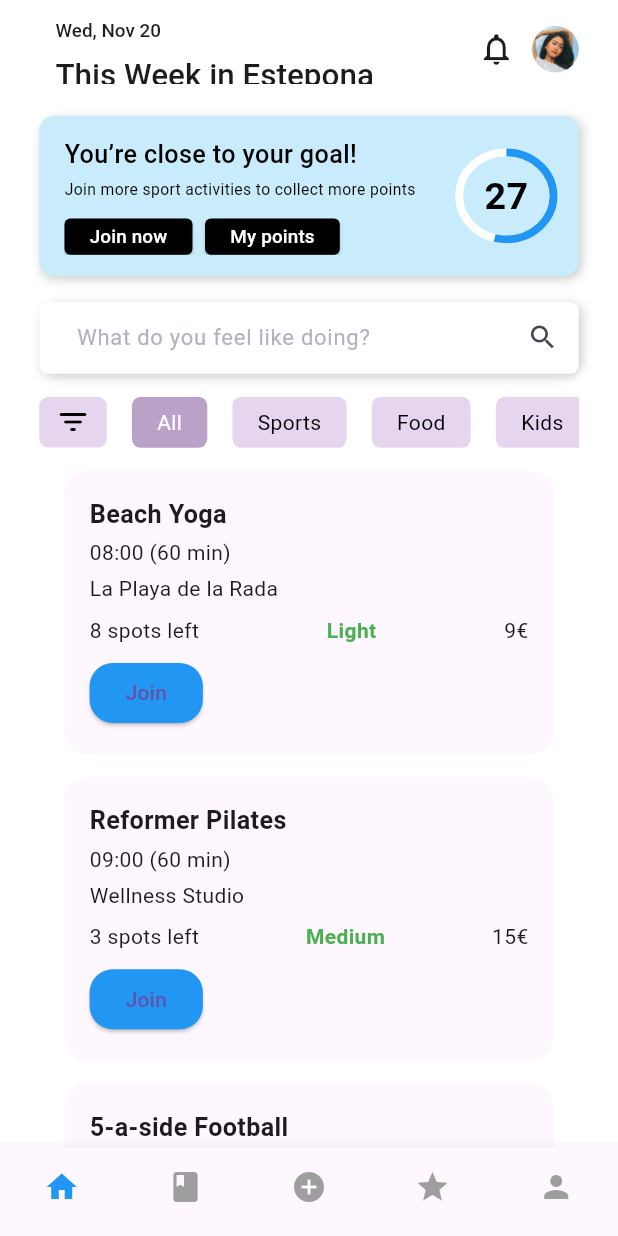
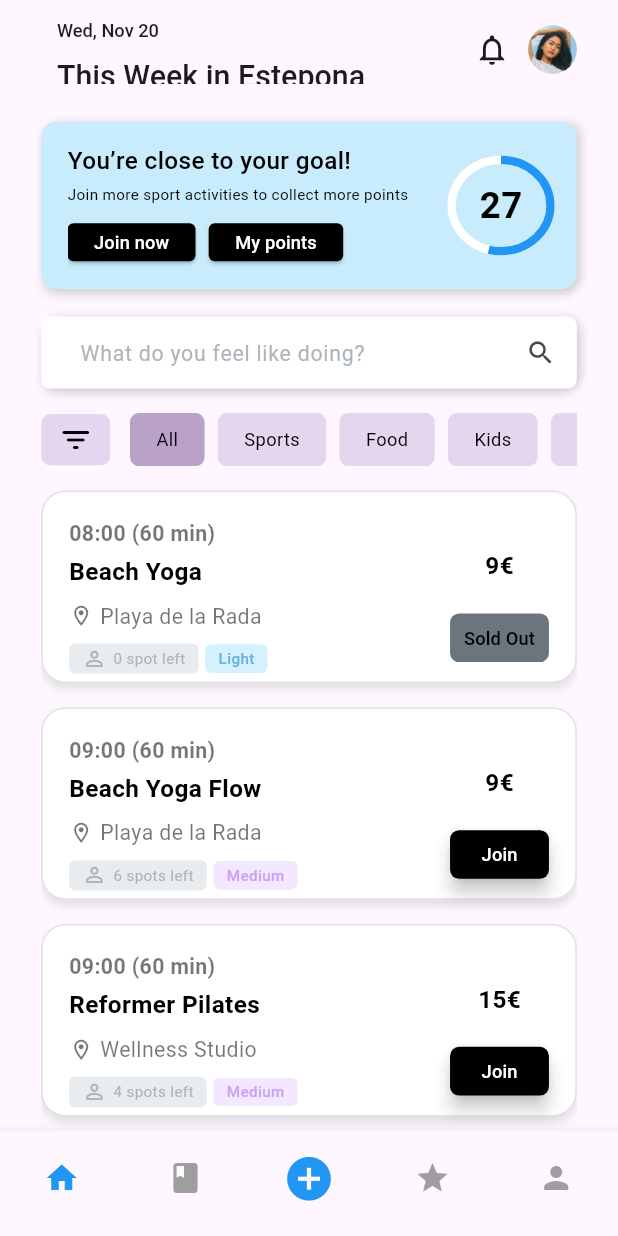
Before and after one commit to PollyV1/Townsquare, a Flutter app: the screen it shows after launch, on a phone screen of 412 x 824 dp. Run offline on Flutter 3.47's test engine with Material 3 defaults, Android fonts, the phone set to English and light mode, and no system bars; our stand-ins replace flutter_screenutil; Roboto replaces fonts that are missing (SF Pro Display).

Commit message:
updated activities card

```diff
--- a/lib/Constants/AppColor.dart
+++ b/lib/Constants/AppColor.dart
@@ -14,7 +14,47 @@ class HexColor extends Color {
 
 class AppColors {
   static Color blueBanner = HexColor("#c8ecfc");
-  static Color greyText = HexColor("#ADB5BD");
+  static Color greenButton = HexColor("#d8f7df");
+  static Color greyText = HexColor("#adb5bd");
+  static Color darkerGrey = HexColor("#6c757d");
+  static Color greyBackground = HexColor("#e9ecef");
   static Color selectedPurple = HexColor("#baa1c8");
   static Color notSelectedPurple = HexColor("#e5d5ee");
+  static Color blueButton = HexColor("#d5f1ff");
+  static Color purpleButton = HexColor("#f3e8ff");
+  static Color orangeButton = HexColor("#ffead1");
+  static Color blueFont = HexColor("#65b5db");
+  static Color purpleFont = HexColor("#c9a4f2");
+  static Color orangeFont = HexColor("#dc974f");
+  static Color greenFont = HexColor("#8ab58a");
 }
+
+Color getIntensityColor(String intensity) {
+  switch (intensity.toLowerCase()) {
+    case 'very high':
+      return Colors.red;
+    case 'high':
+      return AppColors.orangeButton;
+    case 'medium':
+      return AppColors.purpleButton;
+    case 'light':
+      return AppColors.blueButton;
+    default:
+      return Colors.grey; // Fallback color
+  }
+}
+
+Color getFontColor(String intensity) {
+  switch (intensity.toLowerCase()) {
+    case 'very high':
+      return const Color.fromARGB(255, 102, 14, 8);
+    case 'high':
+      return AppColors.orangeFont;
+    case 'medium':
+      return AppColors.purpleFont;
+    case 'light':
+      return AppColors.blueFont;
+    default:
+      return Colors.black; // Fallback color
+  }
+}
--- /dev/null
+++ b/lib/Constants/sample_data.dart
@@ -0,0 +1,126 @@
+final List<String> categories = ['All', 'Sports', 'Food', 'Kids', 'Creative'];
+final List<Map<String, dynamic>> activities = [
+  // Early Morning
+  {
+    'title': 'Beach Yoga',
+    'time': '08:00 (60 min)',
+    'location': 'Playa de la Rada',
+    'price': '9€',
+    'spots': '0 spot left',
+    'intensity': 'Light',
+    'available': false,
+    'category': 'Early Morning',
+    'description': 'Perfect sunrise session',
+    'instructor': 'Maria',
+    'type': 'Outdoor session',
+    'childcare': false,
+  },
+  {
+    'title': 'Beach Yoga Flow',
+    'time': '09:00 (60 min)',
+    'location': 'Playa de la Rada',
+    'price': '9€',
+    'spots': '6 spots left',
+    'intensity': 'Medium',
+    'available': true,
+    'category': 'Early Morning',
+    'description': 'Coffee meetup after',
+    'instructor': 'Maria',
+    'type': 'Outdoor session',
+    'childcare': false,
+  },
+  {
+    'title': 'Reformer Pilates',
+    'time': '09:00 (60 min)',
+    'location': 'Wellness Studio',
+    'price': '15€',
+    'spots': '4 spots left',
+    'intensity': 'Medium',
+    'available': true,
+    'childcare': false,
+    'category': 'Early Morning',
+    'instructor': 'Ana',
+  },
+  // Lunch Time Energy
+  {
+    'title': '5-a-side Football',
+    'time': '12:30 (45 min)',
+    'location': 'Sports Center',
+    'price': '19€',
+    'spots': '4 spots left',
+    'intensity': 'High',
+    'available': true,
+    'childcare': true,
+    'category': 'Lunch Time Energy',
+    'description': 'All levels welcome',
+    'instructor': 'Carlos',
+  },
+  {
+    'title': 'Outdoor HYROX',
+    'time': '12:30 (45 min)',
+    'location': 'Beach Training Area',
+    'price': '19€',
+    'spots': '6 spots left',
+    'intensity': 'Very High',
+    'available': false,
+    'childcare': true,
+    'category': 'Lunch Time Energy',
+    'description': 'Functional fitness',
+    'instructor': 'James',
+    'type': 'Outdoor session',
+  },
+  {
+    'title': '5-a-side Football',
+    'time': '13:15 (45 min)',
+    'location': 'Sports Center',
+    'price': '19€',
+    'spots': '3 spots left',
+    'intensity': 'High',
+    'available': true,
+    'childcare': true,
+    'category': 'Lunch Time Energy',
+    'description': 'Competitive group',
+    'instructor': 'Carlos',
+  },
+  {
+    'title': 'MMA Outdoors',
+    'time': '13:15 (45 min)',
+    'location': 'Beach Training Area',
+    'price': '19€',
+    'spots': '5 spots left',
+    'intensity': 'High',
+    'available': true,
+    'childcare': true,
+    'category': 'Lunch Time Energy',
+    'description': 'Beginner friendly',
+    'instructor': 'Mike',
+    'type': 'Outdoor session',
+  },
+  // Afternoon & Evening
+  {
+    'title': 'Kids LEGO Club',
+    'time': '15:00 - 20:00',
+    'location': 'Creative Center',
+    'price': '10€/hour',
+    'spots': '8 spots left',
+    'intensity': 'Light',
+    'available': true,
+    'category': 'Afternoon & Evening',
+    'description': 'Workspace available • Drop-in available',
+    'instructor': 'Sofia',
+    'childcare': true,
+  },
+  {
+    'title': '5-a-side Football',
+    'time': '16:00 (60 min)',
+    'location': 'Sports Center',
+    'price': '19€',
+    'spots': '6 spots left',
+    'intensity': 'High',
+    'available': true,
+    'childcare': true,
+    'category': 'Afternoon & Evening',
+    'description': 'After school special',
+    'instructor': 'Carlos',
+  },
+];
--- a/lib/Modules/home_page.dart
+++ b/lib/Modules/home_page.dart
@@ -1,52 +1,36 @@
 import 'package:flutter/material.dart';
+import 'package:flutter/services.dart';
 import 'package:flutter_screenutil/flutter_screenutil.dart';
 import 'package:intl/intl.dart';
 import 'package:townsquare/Constants/AppColor.dart';
+import 'package:townsquare/Constants/sample_data.dart';
+import 'package:townsquare/Reusable%20Widgets/Activities_card.dart';
 
 class HomePage extends StatefulWidget {
   const HomePage({super.key});
 
   @override
+  // ignore: library_private_types_in_public_api
   _HomePageState createState() => _HomePageState();
 }
 
 class _HomePageState extends State<HomePage> {
-  final List<String> categories = ['All', 'Sports', 'Food', 'Kids', 'Creative'];
-
-  final List<Map<String, dynamic>> activities = [
-    {
-      'title': 'Beach Yoga',
-      'time': '08:00 (60 min)',
-      'location': 'La Playa de la Rada',
-      'price': '9€',
-      'spots': '8 spots left',
-      'intensity': 'Light',
-      'available': true,
-    },
-    {
-      'title': 'Reformer Pilates',
-      'time': '09:00 (60 min)',
-      'location': 'Wellness Studio',
-      'price': '15€',
-      'spots': '3 spots left',
-      'intensity': 'Medium',
-      'available': true,
-    },
-    {
-      'title': '5-a-side Football',
-      'time': '12:30 (45 min)',
-      'location': 'Municipal Sports Center',
-      'price': '19€',
-      'spots': 'Sold Out',
-      'intensity': 'High',
-      'available': false,
-    },
-  ];
-
   int selectedCategoryIndex = 0;
 
+  late Map<String, List<Map<String, dynamic>>> groupedActivities;
   @override
   Widget build(BuildContext context) {
+    final isDarkMode =
+        MediaQuery.of(context).platformBrightness == Brightness.dark;
+
+    // Update System UI Overlay Style based on theme
+    SystemChrome.setSystemUIOverlayStyle(
+      SystemUiOverlayStyle(
+        statusBarColor: Colors.transparent,
+        statusBarIconBrightness:
+            isDarkMode ? Brightness.light : Brightness.dark,
+      ),
+    );
     return Scaffold(
       extendBodyBehindAppBar: false,
       appBar: PreferredSize(
@@ -90,6 +74,15 @@ class _HomePageState extends State<HomePage> {
                 padding: EdgeInsets.only(top: 10.h),
                 child: Row(
                   children: [
+                    // IconButton(
+                    //   icon: Icon(
+                    //     widget.toggleTheme == ThemeMode.light
+                    //         ? Icons.dark_mode
+                    //         : Icons.light_mode,
+                    //     size: 24.sp,
+                    //   ),
+                    //   onPressed: widget.toggleTheme,
+                    // ),
                     IconButton(
                       icon:
                           Icon(Icons.notifications_none_outlined, size: 24.sp),
@@ -317,7 +310,7 @@ class _HomePageState extends State<HomePage> {
                       itemCount: categories.length,
                       itemBuilder: (context, index) {
                         return Padding(
-                          padding: EdgeInsets.symmetric(horizontal: 8.w),
+                          padding: EdgeInsets.symmetric(horizontal: 4.w),
                           child: GestureDetector(
                             onTap: () {
                               setState(() {
@@ -337,9 +330,8 @@ class _HomePageState extends State<HomePage> {
                                 child: Text(
                                   categories[index],
                                   style: TextStyle(
-                                    color: selectedCategoryIndex == index
-                                        ? Colors.white
-                                        : Colors.black,
+                                    fontSize: 12.sp,
+                                    color: Colors.black,
                                   ),
                                 ),
                               ),
@@ -348,70 +340,30 @@ class _HomePageState extends State<HomePage> {
                         );
                       },
                     ),
-                  ),
+                  )
                 ],
               ),
-            ), // Activities List
+            ),
+            // Activities List
             Expanded(
               child: ListView.builder(
                 itemCount: activities.length,
                 itemBuilder: (context, index) {
                   final activity = activities[index];
-                  return Container(
-                    margin:
-                        EdgeInsets.symmetric(horizontal: 16.w, vertical: 8.h),
-                    padding: EdgeInsets.all(16.w),
-                    decoration: BoxDecoration(
-                      color: Theme.of(context).cardColor,
-                      borderRadius: BorderRadius.circular(16.r),
-                    ),
-                    child: Column(
-                      crossAxisAlignment: CrossAxisAlignment.start,
-                      children: [
-                        Text(
-                          activity['title'],
-                          style: TextStyle(
-                            fontSize: 16.sp,
-                            fontWeight: FontWeight.bold,
-                          ),
-                        ),
-                        SizedBox(height: 4.h),
-                        Text(activity['time']),
-                        SizedBox(height: 4.h),
-                        Text(activity['location']),
-                        SizedBox(height: 8.h),
-                        Row(
-                          mainAxisAlignment: MainAxisAlignment.spaceBetween,
-                          children: [
-                            Text(activity['spots']),
-                            Text(
-                              activity['intensity'],
-                              style: TextStyle(
-                                color: activity['intensity'] == 'High'
-                                    ? Colors.red
-                                    : Colors.green,
-                                fontWeight: FontWeight.bold,
-                              ),
-                            ),
-                            Text(activity['price']),
-                          ],
-                        ),
-                        SizedBox(height: 8.h),
-                        ElevatedButton(
-                          onPressed: activity['available'] ? () {} : null,
-                          style: ElevatedButton.styleFrom(
-                            backgroundColor: activity['available']
-                                ? Colors.blue
-                                : Colors.grey,
-                            shape: RoundedRectangleBorder(
-                              borderRadius: BorderRadius.circular(16.r),
-                            ),
-                          ),
-                          child:
-                              Text(activity['available'] ? "Join" : "Sold Out"),
-                        ),
-                      ],
-                    ),
+                  return ActivityCard(
+                    title: activity['title'],
+                    time: activity['time'],
+                    location: activity['location'],
+                    spots: activity['spots'],
+                    intensity: activity['intensity'],
+                    price: activity['price'],
+                    available: activity['available'],
+                    childcare: activity['childcare'],
+                    onJoinPressed: activity['available']
+                        ? () {
+                            // Handle join logic here
+                          }
+                        : null,
                   );
                 },
               ),
@@ -423,7 +375,13 @@ class _HomePageState extends State<HomePage> {
         items: const [
           BottomNavigationBarItem(icon: Icon(Icons.home), label: ""),
           BottomNavigationBarItem(icon: Icon(Icons.book), label: ""),
-          BottomNavigationBarItem(icon: Icon(Icons.add_circle), label: ""),
+          BottomNavigationBarItem(
+              icon: Icon(
+                Icons.add_circle,
+                size: 35,
+                color: Colors.blue,
+              ),
+              label: ""),
           BottomNavigationBarItem(icon: Icon(Icons.star), label: ""),
           BottomNavigationBarItem(icon: Icon(Icons.person), label: ""),
         ],
--- /dev/null
+++ b/lib/Reusable Widgets/Activities_card.dart
@@ -0,0 +1,236 @@
+import 'package:flutter/material.dart';
+import 'package:flutter_screenutil/flutter_screenutil.dart';
+import 'package:townsquare/Constants/AppColor.dart';
+
+class ActivityCard extends StatelessWidget {
+  final String title;
+  final String time;
+  final String location;
+  final String spots;
+  final String intensity;
+  final String price;
+  final bool available;
+  final bool? childcare;
+  final VoidCallback? onJoinPressed;
+
+  const ActivityCard({
+    super.key,
+    required this.title,
+    required this.time,
+    required this.location,
+    required this.spots,
+    required this.intensity,
+    required this.price,
+    required this.available,
+    this.childcare,
+    this.onJoinPressed,
+  });
+
+  @override
+  Widget build(BuildContext context) {
+    bool isDarkMode = Theme.of(context).brightness == Brightness.dark;
+
+    return Container(
+      margin: EdgeInsets.symmetric(vertical: 8.h),
+      padding: EdgeInsets.all(16.w).copyWith(bottom: 5.h),
+      decoration: BoxDecoration(
+        color: isDarkMode ? Colors.black : Colors.white,
+        borderRadius: BorderRadius.circular(16.r),
+        border: isDarkMode
+            ? Border.all(color: Colors.white)
+            : Border.all(color: Colors.grey.withOpacity(0.3)),
+        boxShadow: isDarkMode
+            ? [] // No shadow in dark mode
+            : [
+                BoxShadow(
+                  color: Colors.black.withOpacity(0.1),
+                  offset: const Offset(0, 4), // Shadow position
+                  blurRadius: 4,
+                ),
+              ],
+      ),
+      child: Row(
+        mainAxisAlignment: MainAxisAlignment.spaceBetween,
+        children: [
+          // Left Section
+          Expanded(
+            child: Column(
+              crossAxisAlignment: CrossAxisAlignment.start,
+              children: [
+                Text(
+                  time,
+                  style: TextStyle(
+                      fontSize: 14.sp,
+                      color: isDarkMode ? Colors.white : Colors.black54,
+                      fontWeight: FontWeight.w700),
+                ),
+                SizedBox(height: 4.h),
+                Text(
+                  title,
+                  style: TextStyle(
+                    fontSize: 16.sp,
+                    fontWeight: FontWeight.w600,
+                    color: isDarkMode ? Colors.white : Colors.black,
+                  ),
+                ),
+                SizedBox(height: 8.h),
+                Row(
+                  children: [
+                    Icon(
+                      Icons.location_on_outlined,
+                      size: 16.sp,
+                      color: isDarkMode ? AppColors.greyText : Colors.black54,
+                    ),
+                    SizedBox(width: 4.w),
+                    Text(
+                      location,
+                      style: TextStyle(
+                        fontSize: 14.sp,
+                        color: isDarkMode ? Colors.white70 : Colors.black54,
+                      ),
+                    ),
+                  ],
+                ),
+                SizedBox(height: 8.h),
+                Row(
+                  children: [
+                    // Spots
+                    Container(
+                      padding:
+                          EdgeInsets.symmetric(vertical: 2.h, horizontal: 8.w),
+                      decoration: BoxDecoration(
+                        color: isDarkMode
+                            ? AppColors.darkerGrey
+                            : AppColors.greyBackground,
+                        borderRadius: BorderRadius.circular(4.r),
+                      ),
+                      child: Row(
+                        children: [
+                          Icon(
+                            Icons.person_outline,
+                            size: 16.sp,
+                            color: isDarkMode
+                                ? Colors.white70
+                                : AppColors.greyText,
+                          ),
+                          SizedBox(width: 4.w),
+                          Text(
+                            spots,
+                            style: TextStyle(
+                              fontSize: 10.sp,
+                              color: isDarkMode
+                                  ? Colors.white70
+                                  : AppColors.greyText,
+                            ),
+                          ),
+                        ],
+                      ),
+                    ),
+                    SizedBox(width: 4.w),
+                    // Intensity
+                    Container(
+                      padding:
+                          EdgeInsets.symmetric(vertical: 2.h, horizontal: 8.w),
+                      decoration: BoxDecoration(
+                        color: getIntensityColor(intensity),
+                        borderRadius: BorderRadius.circular(4.r),
+                      ),
+                      child: Text(
+                        intensity,
+                        style: TextStyle(
+                          fontSize: 10.sp,
+                          fontWeight: FontWeight.w500,
+                          color: getFontColor(intensity),
+                        ),
+                      ),
+                    ),
+                    if (childcare == true) ...[
+                      SizedBox(width: 4.w),
+                      // Childcare
+                      Container(
+                        padding: EdgeInsets.symmetric(
+                            vertical: 2.h, horizontal: 8.w),
+                        decoration: BoxDecoration(
+                          color: AppColors.greenButton,
+                          borderRadius: BorderRadius.circular(4.r),
+                        ),
+                        child: Text(
+                          "Childcare",
+                          style: TextStyle(
+                            fontSize: 10.sp,
+                            fontWeight: FontWeight.w500,
+                            color: AppColors.greenFont,
+                          ),
+                        ),
+                      ),
+                    ],
+                  ],
+                ),
+              ],
+            ),
+          ),
+          // Right Section
+          Padding(
+            padding: EdgeInsets.only(top: 20.h),
+            child: Column(
+              children: [
+                Text(
+                  price,
+                  style: TextStyle(
+                    fontSize: 16.sp,
+                    fontWeight: FontWeight.w600,
+                    color: isDarkMode ? Colors.white : Colors.black,
+                  ),
+                ),
+                SizedBox(height: 12.h),
+                ElevatedButton(
+                  onPressed: available ? onJoinPressed : null,
+                  style: ElevatedButton.styleFrom(
+                    // Remove backgroundColor here
+                    shape: RoundedRectangleBorder(
+                      borderRadius: BorderRadius.circular(6.r),
+                    ),
+                    minimumSize: Size(60.w, 32.h),
+                    padding: EdgeInsets.zero,
+                    elevation: 5, // Optional: Adds a shadow when pressed
+                  ).copyWith(
+                    backgroundColor: WidgetStateProperty.resolveWith<Color>(
+                      (Set<WidgetState> states) {
+                        if (states.contains(WidgetState.pressed)) {
+                          // Highlight color when pressed
+                          return isDarkMode
+                              ? AppColors.darkerGrey
+                                  .withOpacity(0.1) // Dark mode pressed
+                              : Colors.white
+                                  .withOpacity(0.1); // Light mode pressed
+                        }
+                        return available
+                            ? (isDarkMode ? Colors.white : Colors.black)
+                            : (isDarkMode
+                                ? AppColors.darkerGrey
+                                : AppColors.darkerGrey);
+                      },
+                    ),
+                  ),
+                  child: Text(
+                    available ? "Join" : "Sold Out",
+                    style: TextStyle(
+                      fontSize: 12.sp,
+                      color: available
+                          ? (isDarkMode
+                              ? Colors.black // Dark mode & available
+                              : Colors.white) // Light mode & available
+                          : (isDarkMode
+                              ? Colors.white // Dark mode & not available
+                              : Colors.black), // Light mode & not available
+                    ),
+                  ),
+                )
+              ],
+            ),
+          ),
+        ],
+      ),
+    );
+  }
+}
--- a/lib/main.dart
+++ b/lib/main.dart
@@ -12,27 +12,14 @@ class MyApp extends StatelessWidget {
   @override
   Widget build(BuildContext context) {
     return ScreenUtilInit(
-      designSize: const Size(393, 852),
+      designSize: const Size(375, 812), // Adjust to your design's dimensions
+      minTextAdapt: true,
       builder: (context, child) {
         return MaterialApp(
-          debugShowCheckedModeBanner: false, // Remove debug banner
-          theme: ThemeData.light().copyWith(
-            scaffoldBackgroundColor: Colors.white, // Set light mode background
-            appBarTheme: const AppBarTheme(
-              backgroundColor:
-                  Colors.transparent, // Transparent AppBar for light mode
-              elevation: 0,
-            ),
-          ),
-          darkTheme: ThemeData.dark().copyWith(
-            scaffoldBackgroundColor: Colors.black, // Set dark mode background
-            appBarTheme: const AppBarTheme(
-              backgroundColor:
-                  Colors.transparent, // Transparent AppBar for dark mode
-              elevation: 0,
-            ),
-          ),
-          themeMode: ThemeMode.system, // Switch between light and dark modes
+          debugShowCheckedModeBanner: false,
+          theme: ThemeData.light(),
+          darkTheme: ThemeData.dark(),
+          themeMode: ThemeMode.system, // Automatically use system theme
           home: const HomePage(),
         );
       },
```
